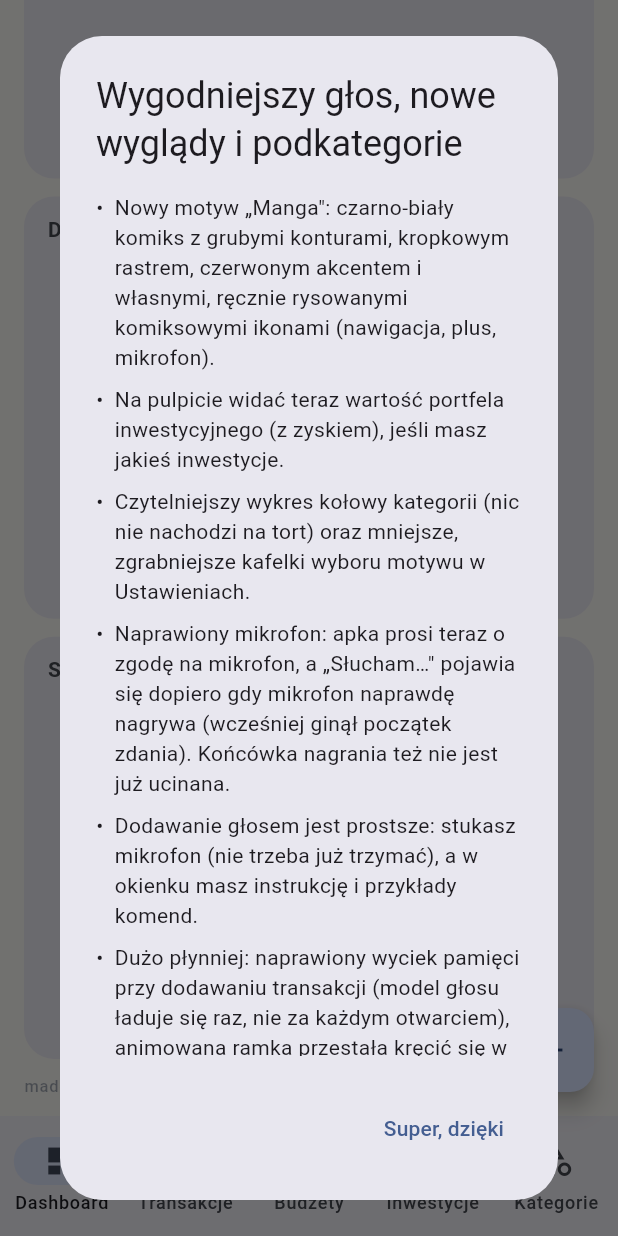
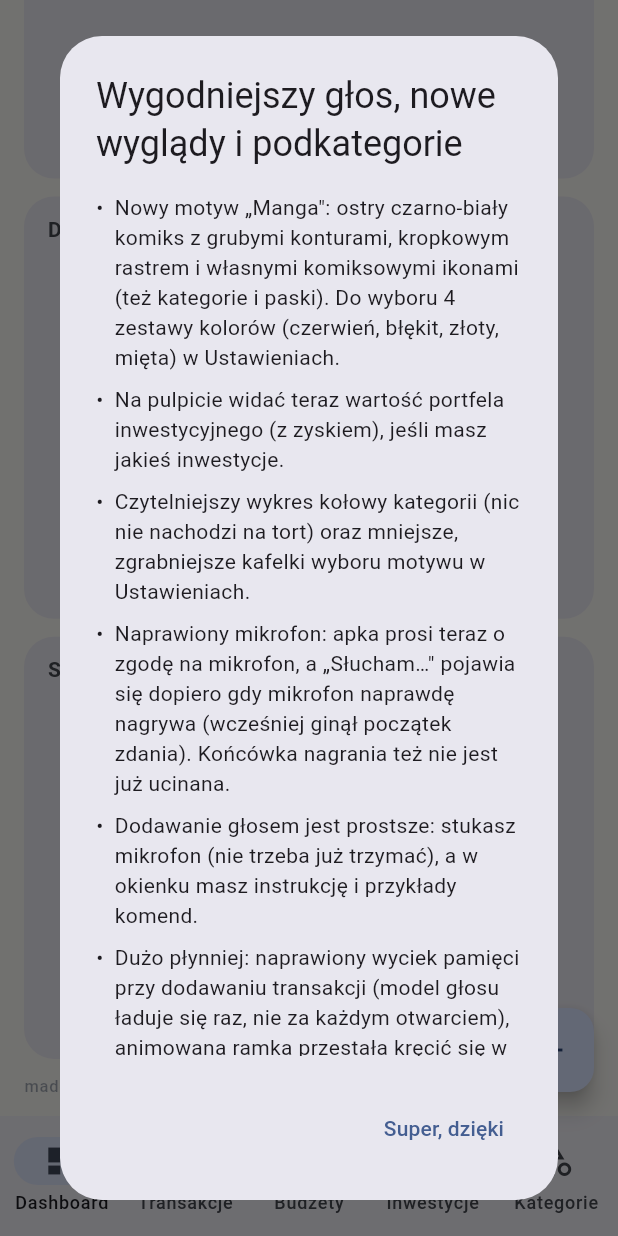
Before and after one commit to adrianbryniarski-tech/Test-e, a Flutter app: the HomeShell screen opened by its route, scrolled down 576 dp, on a phone screen of 412 x 824 dp. Run offline on Flutter 3.47's test engine with Material 3 defaults, Android fonts, the phone set to English and light mode, and no system bars; our stand-ins replace audioplayers, connectivity_plus, fl_chart, flutter_riverpod, go_router, permission_handler and 3 more; missing offline and left inert: vosk_flutter_2; accounts and stored records are empty; statements that could not run were skipped.

Commit message:
feat(theme): Manga ostrzejszy + komiksowe ikony kategorii + 4 zestawy kolorów (#60)
- Ostrzej: zaokrąglenie 10→4, kontur 2.5→3, ostre przyciski, gęstszy i
  wyraźniejszy raster (screentone) — bliżej stylu zegarków G-Shock MNG.
- Awatary kategorii w motywach komiksowych: płaski kolor + gruby czarny
  kontur + czarna ikona (zamiast pastelu) — CategoryAvatar zależny od motywu.
- 4 zestawy kolorów dla Mangi (czerwień/błękit/złoty/mięta): MangaPalette
  + mangaPaletteProvider (persist) + akcent wpięty w AppTheme, wybór w
  Ustawieniach (widoczny gdy motyw = Manga).

https://claude.ai/code/session_01JtSHusB6BudNpnoNKpFrCS

Co-authored-by: Claude <noreply@anthropic.com>

```diff
--- a/lib/app/theme.dart
+++ b/lib/app/theme.dart
@@ -121,6 +121,20 @@ enum AppThemeVariant {
       };
 }
 
+/// Zestawy kolorów akcentu dla motywu „Manga" (jak różne wersje zegarków
+/// GA-2100 MNG). Zmienia kolor wiodący; reszta zostaje czarno-biała.
+enum MangaPalette {
+  czerwien('Czerwień', Color(0xFFE5241B)),
+  blekit('Błękit', Color(0xFF2D7FF0)),
+  zloty('Złoty', Color(0xFFF5B500)),
+  mieta('Mięta', Color(0xFF12A66B));
+
+  const MangaPalette(this.label, this.accent);
+
+  final String label;
+  final Color accent;
+}
+
 /// Builder ThemeData dla wszystkich wariantów [AppThemeVariant]
 /// + jasny/ciemny tryb.
 class AppTheme {
@@ -131,13 +145,17 @@ class AppTheme {
   static const Color incomeAccent = Color(0xFF4AE89E);
   static const Color expenseAccent = Color(0xFFE07A7A);
 
-  static ThemeData light(AppThemeVariant variant) =>
-      _build(variant, Brightness.light);
-  static ThemeData dark(AppThemeVariant variant) =>
-      _build(variant, Brightness.dark);
+  static ThemeData light(AppThemeVariant variant, {Color? mangaAccent}) =>
+      _build(variant, Brightness.light, mangaAccent);
+  static ThemeData dark(AppThemeVariant variant, {Color? mangaAccent}) =>
+      _build(variant, Brightness.dark, mangaAccent);
 
-  static ThemeData _build(AppThemeVariant variant, Brightness brightness) {
-    final spec = _specFor(variant, brightness);
+  static ThemeData _build(
+    AppThemeVariant variant,
+    Brightness brightness, [
+    Color? mangaAccent,
+  ]) {
+    final spec = _specFor(variant, brightness, mangaAccent);
 
     final colorScheme = ColorScheme.fromSeed(
       seedColor: spec.seed,
@@ -162,7 +180,10 @@ class AppTheme {
     // zaokrąglone (reszta). Kredka dokłada gruby czarny obrys.
     final buttonShape = switch (variant) {
       AppThemeVariant.plastelina => StadiumBorder(side: borderSide),
-      AppThemeVariant.mono || AppThemeVariant.cyber => RoundedRectangleBorder(
+      AppThemeVariant.mono ||
+      AppThemeVariant.cyber ||
+      AppThemeVariant.manga =>
+        RoundedRectangleBorder(
           borderRadius: BorderRadius.circular(2),
           side: borderSide,
         ),
@@ -240,7 +261,11 @@ class AppTheme {
     );
   }
 
-  static _ThemeSpec _specFor(AppThemeVariant variant, Brightness brightness) {
+  static _ThemeSpec _specFor(
+    AppThemeVariant variant,
+    Brightness brightness, [
+    Color? mangaAccent,
+  ]) {
     final isDark = brightness == Brightness.dark;
     return switch (variant) {
       AppThemeVariant.spokojny => _ThemeSpec(
@@ -371,14 +396,14 @@ class AppTheme {
       // Manga / komiks — biel + czerń, czerwony akcent, grube czarne kontury,
       // kropkowy raster (w tle) i komiksowe nagłówki (Bangers).
       AppThemeVariant.manga => _ThemeSpec(
-          seed: const Color(0xFFE5241B),
+          seed: mangaAccent ?? const Color(0xFFE5241B),
           background:
               isDark ? const Color(0xFF0E0E0E) : const Color(0xFFFFFFFF),
           surface: isDark ? const Color(0xFF171717) : const Color(0xFFFFFFFF),
           cardElevation: 0,
           cardBorder:
               isDark ? const Color(0xFFF2F2F2) : const Color(0xFF111111),
-          cardBorderWidth: 2.5,
+          cardBorderWidth: 3,
           headingFontFamily: 'Bangers',
         ),
     };
@@ -399,7 +424,7 @@ class AppTheme {
       AppThemeVariant.aurora => 20,
       AppThemeVariant.dragonBall => 14, // chunky, energetyczne
       AppThemeVariant.pokemon => 18, // przyjazne, okrągławe
-      AppThemeVariant.manga => 10, // komiksowe panele, dość ostre
+      AppThemeVariant.manga => 4, // komiksowe panele — ostre jak na zegarkach
     };
   }
 
--- a/lib/features/onboarding/data/changelog.dart
+++ b/lib/features/onboarding/data/changelog.dart
@@ -29,9 +29,10 @@ const List<ChangelogEntry> kChangelog = [
     date: '22 maja 2026',
     title: 'Wygodniejszy głos, nowe wyglądy i podkategorie',
     changes: [
-      'Nowy motyw „Manga": czarno-biały komiks z grubymi konturami, kropkowym '
-          'rastrem, czerwonym akcentem i własnymi, ręcznie rysowanymi '
-          'komiksowymi ikonami (nawigacja, plus, mikrofon).',
+      'Nowy motyw „Manga": ostry czarno-biały komiks z grubymi konturami, '
+          'kropkowym rastrem i własnymi komiksowymi ikonami (też kategorie '
+          'i paski). Do wyboru 4 zestawy kolorów (czerwień, błękit, złoty, '
+          'mięta) w Ustawieniach.',
       'Na pulpicie widać teraz wartość portfela inwestycyjnego (z zyskiem), '
           'jeśli masz jakieś inwestycje.',
       'Czytelniejszy wykres kołowy kategorii (nic nie nachodzi na tort) oraz '
--- a/lib/shared/widgets/neon_gradient_background.dart
+++ b/lib/shared/widgets/neon_gradient_background.dart
@@ -1,5 +1,6 @@
 import 'package:flutter/material.dart';
 import 'package:flutter_riverpod/flutter_riverpod.dart';
+import 'package:nasz_budzet_domowy/app/theme.dart';
 import 'package:nasz_budzet_domowy/features/settings/application/theme_providers.dart';
 
 /// Owija child w tło zależne od motywu:
@@ -22,12 +23,17 @@ class NeonGradientBackground extends ConsumerWidget {
     // go przy każdej klatce treści (inaczej ~1500 kropek co scroll = zacięcia).
     if (variant.isComic) {
       final ink = Theme.of(context).colorScheme.onSurface;
+      // Manga = wyraźniejszy, gęstszy raster (jak screentone na zegarkach).
+      final isManga = variant == AppThemeVariant.manga;
       return Stack(
         children: [
           Positioned.fill(
             child: RepaintBoundary(
               child: CustomPaint(
-                painter: _HalftonePainter(ink.withValues(alpha: 0.06)),
+                painter: _HalftonePainter(
+                  ink.withValues(alpha: isManga ? 0.11 : 0.06),
+                  gap: isManga ? 13 : 16,
+                ),
                 isComplex: true,
               ),
             ),
@@ -92,15 +98,15 @@ class NeonGradientBackground extends ConsumerWidget {
 
 /// Rysuje równomierną siatkę kropek (efekt komiksowego rastra/halftone).
 class _HalftonePainter extends CustomPainter {
-  _HalftonePainter(this.color);
+  _HalftonePainter(this.color, {this.gap = 16});
 
   final Color color;
+  final double gap;
 
   @override
   void paint(Canvas canvas, Size size) {
     final paint = Paint()..color = color;
-    const gap = 16.0;
-    const radius = 1.4;
+    final radius = gap * 0.09;
     for (var y = 0.0; y < size.height; y += gap) {
       for (var x = 0.0; x < size.width; x += gap) {
         canvas.drawCircle(Offset(x, y), radius, paint);
@@ -110,5 +116,5 @@ class _HalftonePainter extends CustomPainter {
 
   @override
   bool shouldRepaint(_HalftonePainter oldDelegate) =>
-      oldDelegate.color != color;
+      oldDelegate.color != color || oldDelegate.gap != gap;
 }
```
Also changed, not shown: lib/features/settings/application/theme_providers.dart (+33 -0 lines), lib/features/settings/presentation/settings_screen.dart (+63 -0 lines), lib/main.dart (+6 -2 lines), lib/shared/widgets/category_avatar.dart (+29 -2 lines).
